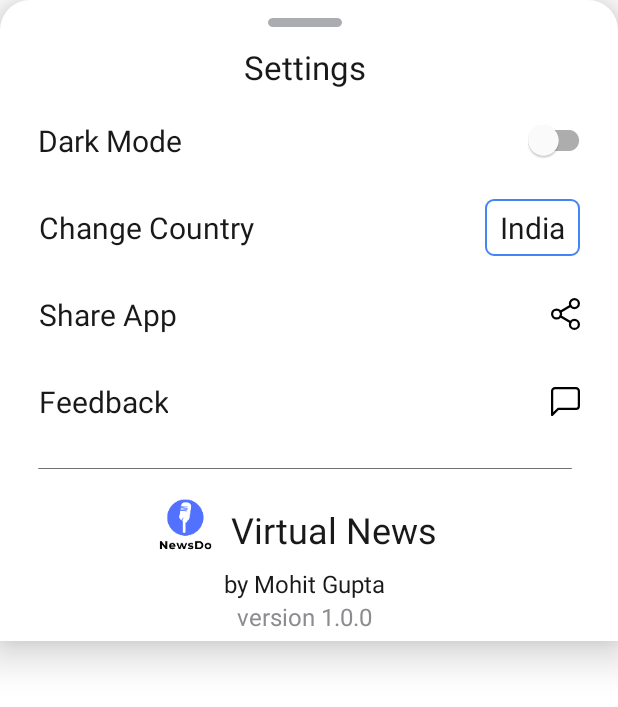
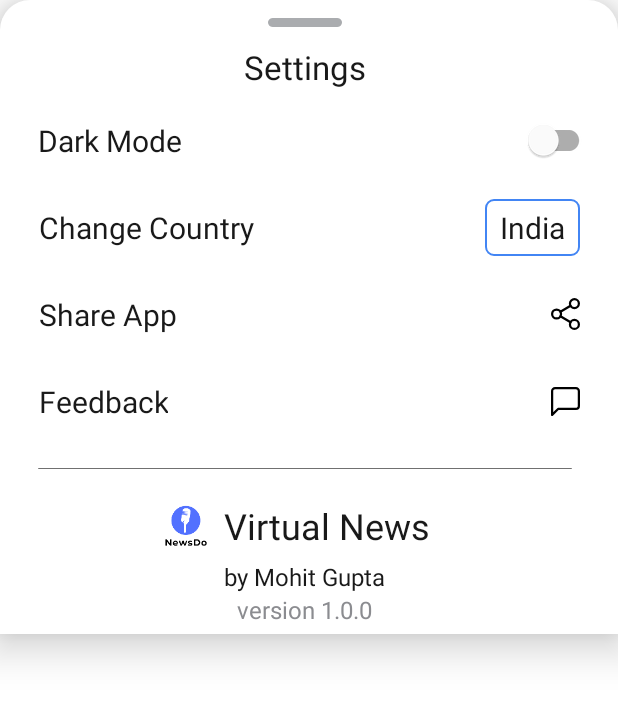
Before and after one commit to MohitGupta121/NewsDo, an Android app: the layout bottom_sheet_layout.xml on its own in the app's theme, with its tools: preview values and no code run, on a phone screen of 412 x 824 dp. Shown: the top 707 px of the screen. Run offline under Robolectric (Android 15) with nearby library versions, the phone set to English and light mode, and no system bars.

Commit message:
minor changes

```diff
--- a/app/src/main/java/com/mohit/newsdo/ui/MainActivity.kt
+++ b/app/src/main/java/com/mohit/newsdo/ui/MainActivity.kt
@@ -155,7 +155,7 @@ class MainActivity : AppCompatActivity() {
         feedback.setOnClickListener {
             val emailIntent = Intent(
                 Intent.ACTION_SENDTO,
-                Uri.fromParts("mailto", "mohitsharma.2cse23@jecrc.ac.in", null)
+                Uri.fromParts("mailto", "mohitgupta7780@gmail.com", null)
             )
             emailIntent.putExtra(Intent.EXTRA_SUBJECT, "Feedback")
             startActivity(Intent.createChooser(emailIntent, "Feedback"))
--- a/app/src/main/res/layout/bottom_sheet_layout.xml
+++ b/app/src/main/res/layout/bottom_sheet_layout.xml
@@ -178,8 +178,9 @@
         android:orientation="horizontal">
 
         <ImageView
-            android:layout_width="50dp"
-            android:layout_height="50dp"
+            android:layout_width="40dp"
+            android:layout_height="40dp"
+            android:layout_marginTop="5dp"
             android:src="@mipmap/ic_launcher" />
 
         <TextView
```
